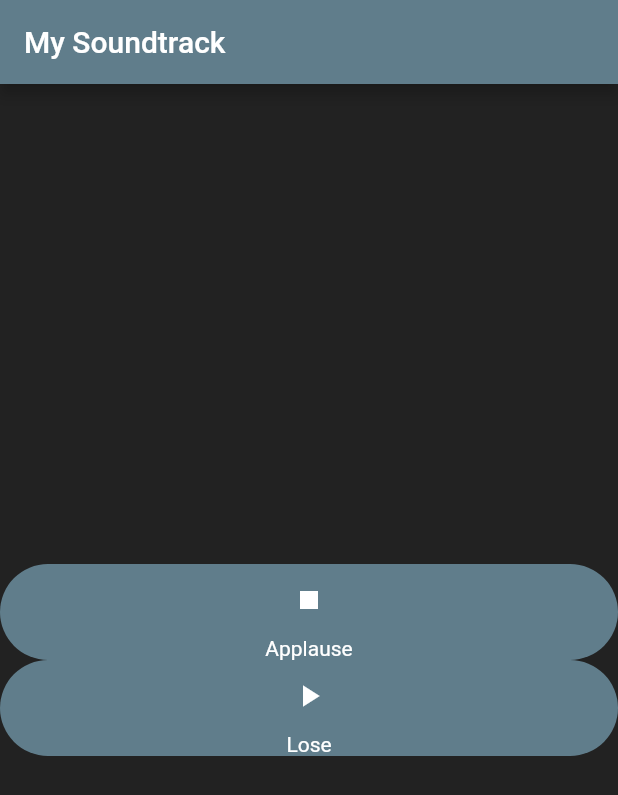
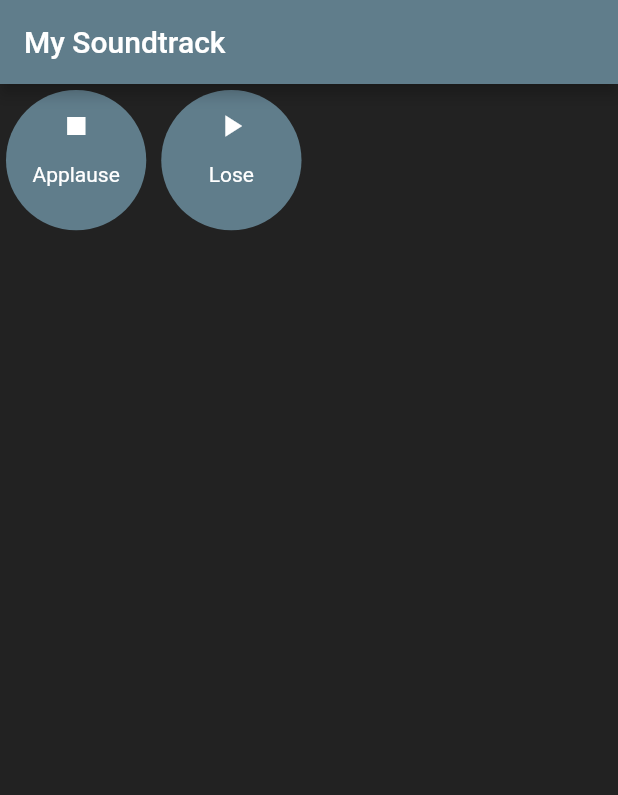
Before and after one commit to waseber/mysoundtrack, a Flutter app: the screen it shows after launch, after a tap on the "play arrow" icon, on a phone screen of 412 x 824 dp. Shown: the top 795 px of the screen. Run offline on Flutter 3.47's test engine with Material 2 defaults, Android fonts, the phone set to English and light mode, and no system bars; our stand-ins replace audioplayers.

Commit message:
play/stop/reset works. New layout

```diff
--- a/lib/main.dart
+++ b/lib/main.dart
@@ -61,12 +61,6 @@ class _MyHomePageState extends State<MyHomePage> {
 
   @override
   Widget build(BuildContext context) {
-    // This method is rerun every time setState is called, for instance as done
-    // by the _incrementCounter method above.
-    //
-    // The Flutter framework has been optimized to make rerunning build methods
-    // fast, so that you can just rebuild anything that needs updating rather
-    // than having to individually change instances of widgets.
     return Scaffold(
           backgroundColor: Colors.black87,
       appBar: AppBar(
@@ -75,30 +69,25 @@ class _MyHomePageState extends State<MyHomePage> {
         title: Text(widget.title),
       ),
       body: Center(
-        // Center is a layout widget. It takes a single child and positions it
-        // in the middle of the parent.
         child: Column(
-          // Column is also a layout widget. It takes a list of children and
-          // arranges them vertically. By default, it sizes itself to fit its
-          // children horizontally, and tries to be as tall as its parent.
-          //
-          // Invoke "debug painting" (press "p" in the console, choose the
-          // "Toggle Debug Paint" action from the Flutter Inspector in Android
-          // Studio, or the "Toggle Debug Paint" command in Visual Studio Code)
-          // to see the wireframe for each widget.
-          //
-          // Column has various properties to control how it sizes itself and
-          // how it positions its children. Here we use mainAxisAlignment to
-          // center the children vertically; the main axis here is the vertical
-          // axis because Columns are vertical (the cross axis would be
-          // horizontal).
-          mainAxisAlignment: MainAxisAlignment.center,
-          children: <Widget>[
-            SoundPlayer(title: "Applause", url:"sounds/applause.mp3"),
-            SoundPlayer(title: "Lose", url:"sounds/lose.mp3"),
-          ],
-        ),
-      ), // This trailing comma makes auto-formatting nicer for build methods.
+        children: <Widget>[
+          Expanded(
+            child: GridView.count(
+                crossAxisCount: 4,
+                mainAxisSpacing: 10.0,
+                crossAxisSpacing: 10.0,
+                padding: const EdgeInsets.all(4.0),
+                children: <Widget>[
+                  SoundPlayer(title: "Applause", url:"sounds/applause.mp3"),
+                  SoundPlayer(title: "Lose", url:"sounds/lose.mp3"),
+                ],
+            )
+          )
+         ]
+       )
+
+      ,)
+       // This trailing comma makes auto-formatting nicer for build methods.
     );
   }
 }
--- a/lib/widgets/soundplayer.dart
+++ b/lib/widgets/soundplayer.dart
@@ -18,9 +18,20 @@ class SoundPlayer extends StatefulWidget{
 }
 class SoundPlayerState extends State<SoundPlayer>{
 
+  AudioPlayer advancedPlayer;
+  AudioCache audioCache;
 
-  AudioPlayer advancedPlayer = AudioPlayer();
-  AudioCache audioCache = AudioCache();
+  @override
+  void initState(){
+    super.initState();
+    initPlayer();
+  }
+
+  void initPlayer(){
+    advancedPlayer = new AudioPlayer();
+    audioCache = new AudioCache(fixedPlayer: advancedPlayer);
+
+  }
   String localFilePath;
 
   bool _playing = false;
@@ -40,6 +51,9 @@ class SoundPlayerState extends State<SoundPlayer>{
 
   void onComplete(){
     print("hi");
+    setState(() {
+      _playing = !_playing;
+    });
   }
 
   @override
@@ -54,20 +68,17 @@ class SoundPlayerState extends State<SoundPlayer>{
           children: <Widget>[
             IconButton(
               onPressed: () => {
-                 setState((){
+                setState(() {
                   _playing = !_playing;
                 }),
                 if(_playing){
                   audioCache.play(widget.url),
                   advancedPlayer.onPlayerCompletion.listen((event) {
                   onComplete();
-                    setState(() {
-                      _playing = !_playing;
-                    });
                   })
 
                 }else{
-                  advancedPlayer.stop
+                  advancedPlayer.stop()
                 },
 
               },
```
Also changed, not shown: 1 other file.
